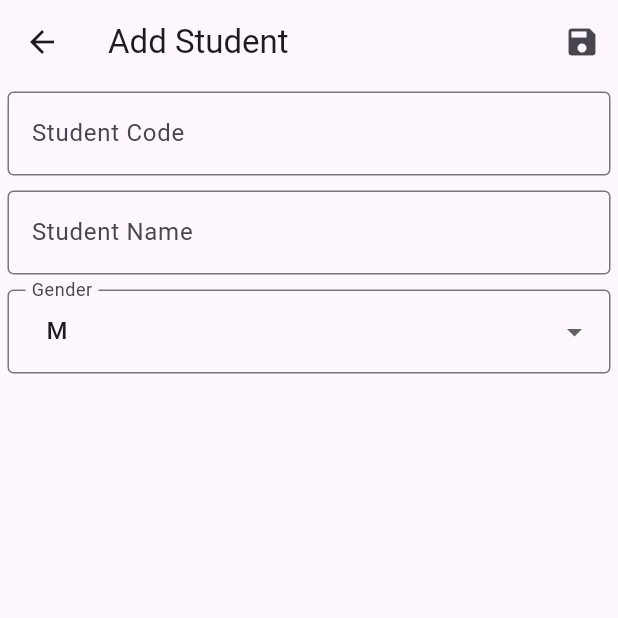
After one commit to Tidaporn-k/lab7_103, a Flutter app: the AddStudentScreen screen opened directly, after a tap on the "save" icon, on a phone screen of 412 x 824 dp, the top half of it. The commit adds this screen. Run offline on Flutter 3.47's test engine with Material 3 defaults, Android fonts, the phone set to English and light mode, and no system bars; network calls fail.

Commit message:
Update Method PUT

```diff
--- a/lib/main.dart
+++ b/lib/main.dart
@@ -1,17 +1,18 @@
 import 'package:flutter/material.dart';
-import 'package:lab7_103/screen/student_screen.dart';
+import 'screen/student_screen.dart';
 
-void main(){
+void main() {
   runApp(MyApp());
 }
 
 // ส่วนของ Stateless widget
-class MyApp extends StatelessWidget{
+class MyApp extends StatelessWidget {
   @override
   Widget build(BuildContext context) {
     return MaterialApp(
-            title: 'lab7',
-            home: StudentScreen()
+      debugShowCheckedModeBanner: false,
+      title: 'Student',
+      home: StudentScreen(),
     );
   }
 }
--- /dev/null
+++ b/lib/screen/add_student_screen.dart
@@ -0,0 +1,109 @@
+import 'dart:convert';
+import 'package:flutter/material.dart';
+import '../model/student.dart';
+import 'package:http/http.dart' as http;
+
+class AddStudentScreen extends StatefulWidget {
+  const AddStudentScreen({super.key});
+  @override
+  State<AddStudentScreen> createState() => _AddStudentScreenState();
+}
+
+class _AddStudentScreenState extends State<AddStudentScreen> {
+  Student? student;
+  TextEditingController nameController = TextEditingController();
+  TextEditingController codeController = TextEditingController();
+  String dropdownValue = "M";
+  @override
+  void initState() {
+    print("initState"); // สาํ หรบั ทดสอบ
+    student = Student(studentCode: "", studentName: "", gender: "M");
+    super.initState();
+  }
+
+  @override
+  Widget build(BuildContext context) {
+    return Scaffold(
+      appBar: AppBar(
+        title: const Text("Add Student"),
+        actions: [
+          IconButton(
+            onPressed: () async {
+              int rt = await insertStudent(
+                Student(
+                  studentCode: codeController.text,
+                  studentName: nameController.text,
+                  gender: dropdownValue,
+                ),
+              );
+              if (rt != 0) {
+                Navigator.pop(context);
+              }
+            },
+            icon: const Icon(Icons.save),
+          ),
+        ],
+      ),
+      body: Container(
+        padding: const EdgeInsets.all(5.0),
+        child: Column(
+          mainAxisAlignment: MainAxisAlignment.start,
+          children: [
+            TextField(
+              controller: codeController,
+              enabled: true,
+              decoration: const InputDecoration(
+                border: OutlineInputBorder(),
+                labelText: 'Student Code',
+              ),
+            ),
+            const SizedBox(height: 10),
+            TextField(
+              controller: nameController,
+              decoration: const InputDecoration(
+                border: OutlineInputBorder(),
+                labelText: 'Student Name',
+              ),
+            ),
+            const SizedBox(height: 10),
+            DropdownButtonFormField<String>(
+              value: dropdownValue,
+              onChanged: (String? value) {
+                setState(() {
+                  dropdownValue = value!;
+                });
+              },
+              decoration: const InputDecoration(
+                labelText: 'Gender',
+                border: OutlineInputBorder(),
+              ),
+              items: ['F', 'M'].map<DropdownMenuItem<String>>((String value) {
+                return DropdownMenuItem<String>(
+                  value: value,
+                  child: Row(
+                    children: [const SizedBox(width: 10), Text(value)],
+                  ),
+                );
+              }).toList(),
+            ),
+          ],
+        ),
+      ),
+    );
+  }
+}
+
+Future<int> insertStudent(Student student) async {
+  final response = await http.post(
+    Uri.parse('http://192.168.56.1/API/api/student.php'),
+    headers: <String, String>{
+      'Content-Type': 'application/json; charset=UTF-8',
+    },
+    body: jsonEncode(<String, String>{
+      'student_code': student.studentCode,
+      'student_name': student.studentName,
+      'gender': student.gender,
+    }),
+  );
+  return response.statusCode;
+}
--- /dev/null
+++ b/lib/screen/edit_student_screen.dart
@@ -0,0 +1,126 @@
+import 'dart:convert';
+import 'package:flutter/material.dart';
+import '../model/student.dart';
+import 'package:http/http.dart' as http;
+
+class EditStudentScreen extends StatefulWidget {
+  final Student? student;
+  const EditStudentScreen({super.key, this.student});
+  @override
+  State<EditStudentScreen> createState() => _EditStudentScreenState();
+}
+
+class _EditStudentScreenState extends State<EditStudentScreen> {
+  Student? student;
+  TextEditingController nameController = TextEditingController();
+  TextEditingController codeController = TextEditingController();
+  String dropdownValue = "";
+  @override
+  void initState() {
+    print("initState"); // สาํ หรบั ทดสอบ
+    super.initState();
+    student = widget.student!;
+    codeController.text = student!.studentCode;
+    nameController.text = student!.studentName;
+    dropdownValue = student!.gender;
+  }
+
+  @override
+  Widget build(BuildContext context) {
+    return Scaffold(
+      appBar: AppBar(
+        title: const Text("Edit Student"),
+        actions: [
+          IconButton(
+            onPressed: () async {
+              int rt = await updateStudent(
+                Student(
+                  studentCode: student!.studentCode,
+                  studentName: nameController.text,
+                  gender: dropdownValue,
+                ),
+              );
+              if (rt != 0) {
+                Navigator.pop(context);
+              }
+            },
+            icon: const Icon(Icons.save),
+          ),
+        ],
+      ),
+      body: Container(
+        padding: const EdgeInsets.all(5.0),
+        child: Column(
+          mainAxisAlignment: MainAxisAlignment.start,
+          children: [
+            TextField(
+              controller: codeController,
+              enabled: false,
+              decoration: const InputDecoration(
+                border: OutlineInputBorder(),
+                labelText: 'Student Code',
+              ),
+            ),
+            const SizedBox(height: 10),
+            TextField(
+              controller: nameController,
+              decoration: const InputDecoration(
+                border: OutlineInputBorder(),
+                labelText: 'Student Name',
+              ),
+            ),
+            const SizedBox(height: 10),
+            DropdownButtonFormField<String>(
+              value: dropdownValue,
+              onChanged: (String? value) {
+                setState(() {
+                  dropdownValue = value!;
+                });
+              },
+              decoration: const InputDecoration(
+                labelText: 'Gender',
+                border: OutlineInputBorder(),
+              ),
+              items: ['F', 'M'].map<DropdownMenuItem<String>>((String value) {
+                return DropdownMenuItem<String>(
+                  value: value,
+                  child: Row(
+                    children: [const SizedBox(width: 10), Text(value)],
+                  ),
+                );
+              }).toList(),
+            ),
+          ],
+        ),
+      ),
+    );
+  }
+}
+
+Future<int> updateStudent(Student student) async {
+  final response = await http.put(
+    Uri.parse(
+      'http://192.168.56.1/API/api/student.php?student_code=' +
+          student.studentCode,
+    ),
+    headers: <String, String>{
+      'Content-Type': 'application/json; charset=UTF-8',
+    },
+    body: jsonEncode(<String, String>{
+      'student_code': student.studentCode,
+      'student_name': student.studentName,
+      'gender': student.gender,
+    }),
+  );
+  if (response.statusCode == 200) {
+    // If the server did return a 200 OK response,
+    // then parse the JSON.
+    print("Student updated successfully.");
+    return response.statusCode;
+  } else {
+    // If the server did not return a 200 OK response,
+    // then throw an exception.
+    print("Failed to update student. Status code: ${response.statusCode}");
+    throw Exception('Failed to update student.');
+  }
+}
```
Also changed, not shown: lib/screen/student_screen.dart (+13 -1 lines). Lines whose indentation alone changed are shown as unchanged.
